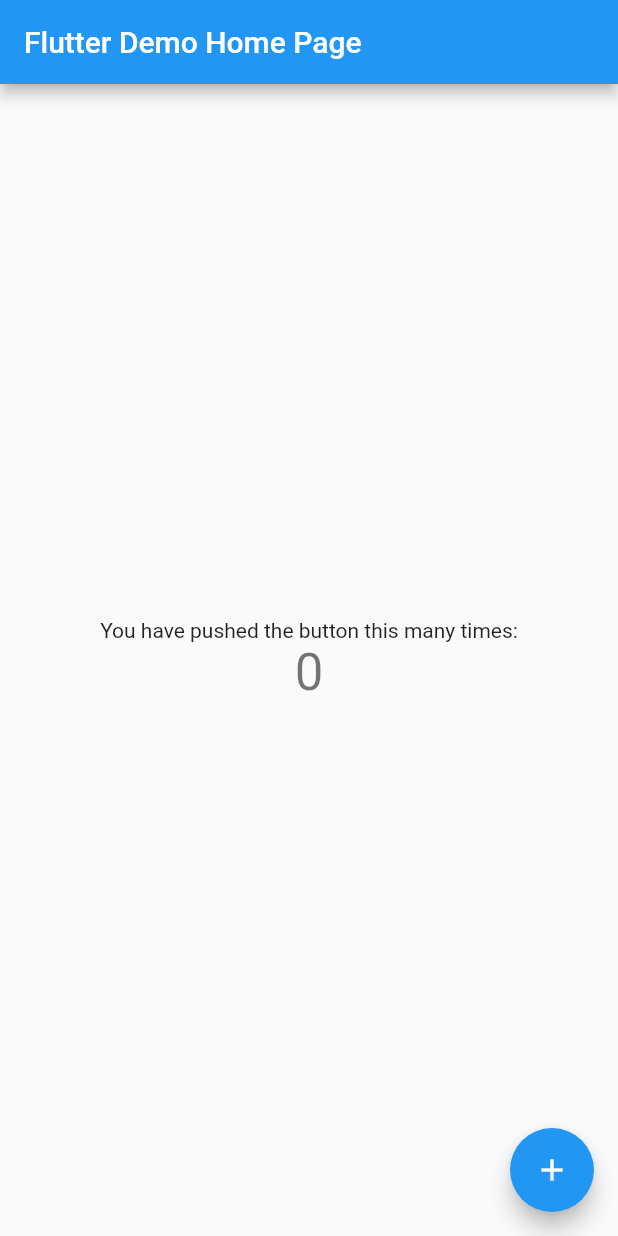
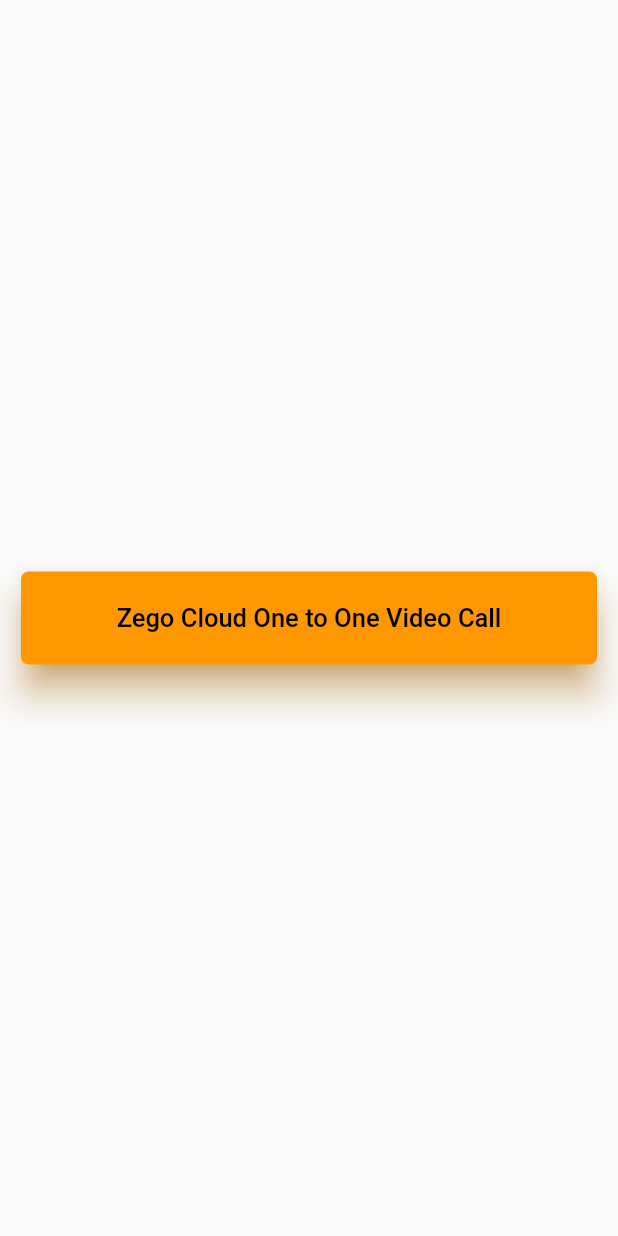
Before and after one commit to KamranAkbarKami/flutter_zegocloud_sdk_demo, a Flutter app: the screen it shows after launch, on a phone screen of 412 x 824 dp. Run offline on Flutter 3.47's test engine with Material 2 defaults, Android fonts, the phone set to English and light mode, and no system bars; our stand-ins replace get; missing offline and left inert: zego_uikit_prebuilt_call.

Commit message:
Zego Cloud One By One Video Call.

```diff
--- a/lib/main.dart
+++ b/lib/main.dart
@@ -1,115 +1,23 @@
 import 'package:flutter/material.dart';
+import 'package:flutter_zegocloud_demo/screens/homepage/homepage_screen.dart';
+import 'package:get/get.dart';
 
 void main() {
-  runApp(const MyApp());
+  runApp(const MyZegoCloudApp());
 }
 
-class MyApp extends StatelessWidget {
-  const MyApp({super.key});
+class MyZegoCloudApp extends StatelessWidget {
+  const MyZegoCloudApp({super.key});
 
-  // This widget is the root of your application.
   @override
   Widget build(BuildContext context) {
-    return MaterialApp(
-      title: 'Flutter Demo',
+    return GetMaterialApp(
+      title: 'Zego Cloud Audio and Video Calling',
+      debugShowCheckedModeBanner: false,
       theme: ThemeData(
-        // This is the theme of your application.
-        //
-        // Try running your application with "flutter run". You'll see the
-        // application has a blue toolbar. Then, without quitting the app, try
-        // changing the primarySwatch below to Colors.green and then invoke
-        // "hot reload" (press "r" in the console where you ran "flutter run",
-        // or simply save your changes to "hot reload" in a Flutter IDE).
-        // Notice that the counter didn't reset back to zero; the application
-        // is not restarted.
-        primarySwatch: Colors.blue,
+        primarySwatch: Colors.blueGrey,
       ),
-      home: const MyHomePage(title: 'Flutter Demo Home Page'),
+      home: const HomePageScreen(),
     );
   }
 }
-
-class MyHomePage extends StatefulWidget {
-  const MyHomePage({super.key, required this.title});
-
-  // This widget is the home page of your application. It is stateful, meaning
-  // that it has a State object (defined below) that contains fields that affect
-  // how it looks.
-
-  // This class is the configuration for the state. It holds the values (in this
-  // case the title) provided by the parent (in this case the App widget) and
-  // used by the build method of the State. Fields in a Widget subclass are
-  // always marked "final".
-
-  final String title;
-
-  @override
-  State<MyHomePage> createState() => _MyHomePageState();
-}
-
-class _MyHomePageState extends State<MyHomePage> {
-  int _counter = 0;
-
-  void _incrementCounter() {
-    setState(() {
-      // This call to setState tells the Flutter framework that something has
-      // changed in this State, which causes it to rerun the build method below
-      // so that the display can reflect the updated values. If we changed
-      // _counter without calling setState(), then the build method would not be
-      // called again, and so nothing would appear to happen.
-      _counter++;
-    });
-  }
-
-  @override
-  Widget build(BuildContext context) {
-    // This method is rerun every time setState is called, for instance as done
-    // by the _incrementCounter method above.
-    //
-    // The Flutter framework has been optimized to make rerunning build methods
-    // fast, so that you can just rebuild anything that needs updating rather
-    // than having to individually change instances of widgets.
-    return Scaffold(
-      appBar: AppBar(
-        // Here we take the value from the MyHomePage object that was created by
-        // the App.build method, and use it to set our appbar title.
-        title: Text(widget.title),
-      ),
-      body: Center(
-        // Center is a layout widget. It takes a single child and positions it
-        // in the middle of the parent.
-        child: Column(
-          // Column is also a layout widget. It takes a list of children and
-          // arranges them vertically. By default, it sizes itself to fit its
-          // children horizontally, and tries to be as tall as its parent.
-          //
-          // Invoke "debug painting" (press "p" in the console, choose the
-          // "Toggle Debug Paint" action from the Flutter Inspector in Android
-          // Studio, or the "Toggle Debug Paint" command in Visual Studio Code)
-          // to see the wireframe for each widget.
-          //
-          // Column has various properties to control how it sizes itself and
-          // how it positions its children. Here we use mainAxisAlignment to
-          // center the children vertically; the main axis here is the vertical
-          // axis because Columns are vertical (the cross axis would be
-          // horizontal).
-          mainAxisAlignment: MainAxisAlignment.center,
-          children: <Widget>[
-            const Text(
-              'You have pushed the button this many times:',
-            ),
-            Text(
-              '$_counter',
-              style: Theme.of(context).textTheme.headline4,
-            ),
-          ],
-        ),
-      ),
-      floatingActionButton: FloatingActionButton(
-        onPressed: _incrementCounter,
-        tooltip: 'Increment',
-        child: const Icon(Icons.add),
-      ), // This trailing comma makes auto-formatting nicer for build methods.
-    );
-  }
-}
--- /dev/null
+++ b/lib/screens/homepage/homepage_screen.dart
@@ -0,0 +1,70 @@
+import 'package:flutter/material.dart';
+import 'package:get/get.dart';
+
+import '../call_id_page/call_id_page.dart';
+import '../utils/constants.dart';
+
+class HomePageScreen extends StatelessWidget {
+  const HomePageScreen({Key? key}) : super(key: key);
+
+  @override
+  Widget build(BuildContext context) {
+    return Scaffold(
+      body: SafeArea(
+        child: Container(
+          alignment: Alignment.center,
+          padding: const EdgeInsets.symmetric(vertical: 20, horizontal: 10),
+          height: MediaQuery.of(context).size.height * 1,
+          width: MediaQuery.of(context).size.width * 1,
+          child: ListView(
+            shrinkWrap: true,
+            children: [
+              context.isPortrait ? gapH40 : gapH20,
+              ZegoCloudOptionTile(
+                  onTapFunction: () {
+                    Get.to(() => const CallIdScreen());
+                  },
+                  text: "Zego Cloud One to One Video Call"),
+              context.isPortrait ? gapH40 : gapH20,
+            ],
+          ),
+        ),
+      ),
+    );
+  }
+}
+//Component
+
+class ZegoCloudOptionTile extends StatelessWidget {
+  final String text;
+  final Function()? onTapFunction;
+
+  const ZegoCloudOptionTile(
+      {Key? key, required this.text, required this.onTapFunction})
+      : super(key: key);
+
+  @override
+  Widget build(BuildContext context) {
+    return InkWell(
+      onTap: onTapFunction,
+      child: SizedBox(
+        height: 70,
+        width: MediaQuery.of(context).size.width * 1,
+        child: Card(
+          shape: RoundedRectangleBorder(borderRadius: BorderRadius.circular(5)),
+          elevation: 10,
+          shadowColor: Colors.orange,
+          color: Colors.orange,
+          child: Center(
+            child: FittedBox(
+                child: Text(text,
+                    style: const TextStyle(
+                        color: Colors.black,
+                        fontWeight: FontWeight.w500,
+                        fontSize: 17))),
+          ),
+        ),
+      ),
+    );
+  }
+}
```
Also changed, not shown: lib/screens/call_id_page/call_id_page.dart (added, +57 -0 lines), lib/screens/call_page/call_page.dart (added, +33 -0 lines), lib/screens/utils/constants.dart (added, +22 -0 lines), pubspec.yaml (+6 -52 lines), pubspec.lock, 4 other files.
